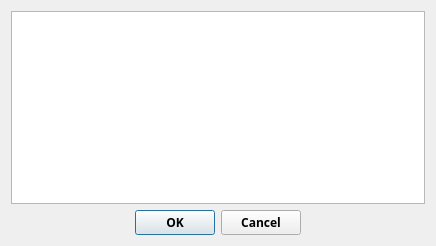
First picture: the form in not1mm/data/pickcontest.ui, repository mbridak/not1mm, before the edit.
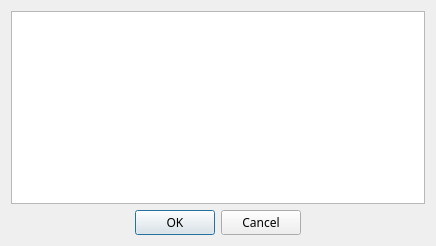
Second picture: the form after the edit.

Commit message: @mbridak Fix: light mode band indicators. Refactor font weight.

What changed in the file:
```diff
--- a/not1mm/data/pickcontest.ui
+++ b/not1mm/data/pickcontest.ui
@@ -13,7 +13,7 @@
   <property name="font">
    <font>
     <family>JetBrains Mono</family>
-    <weight>100</weight>
+    
    </font>
   </property>
   <property name="windowTitle">
```
The commit also changes 12 other files.
